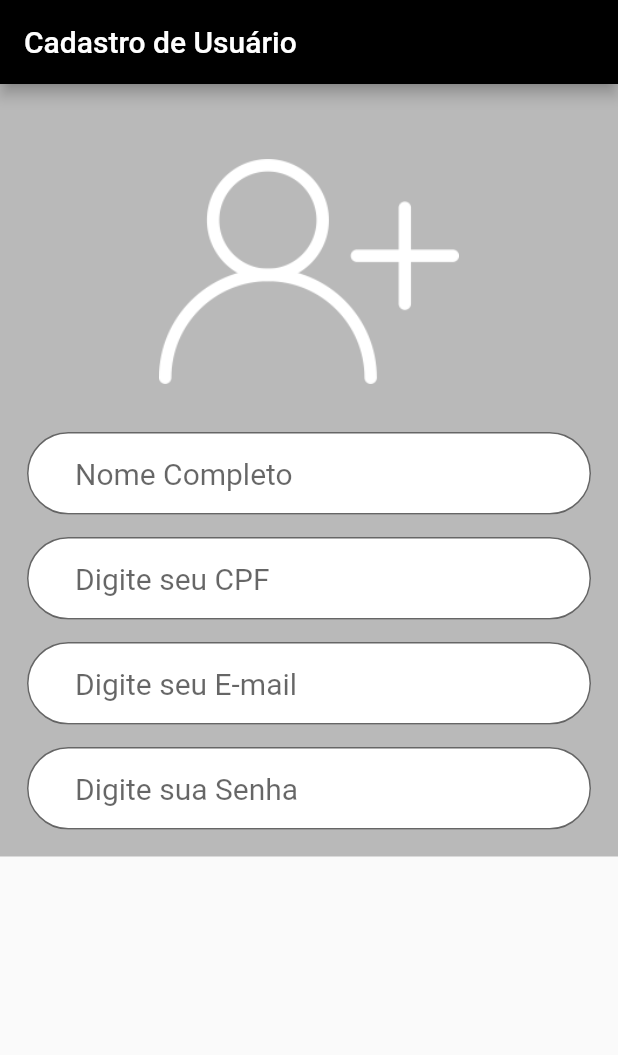
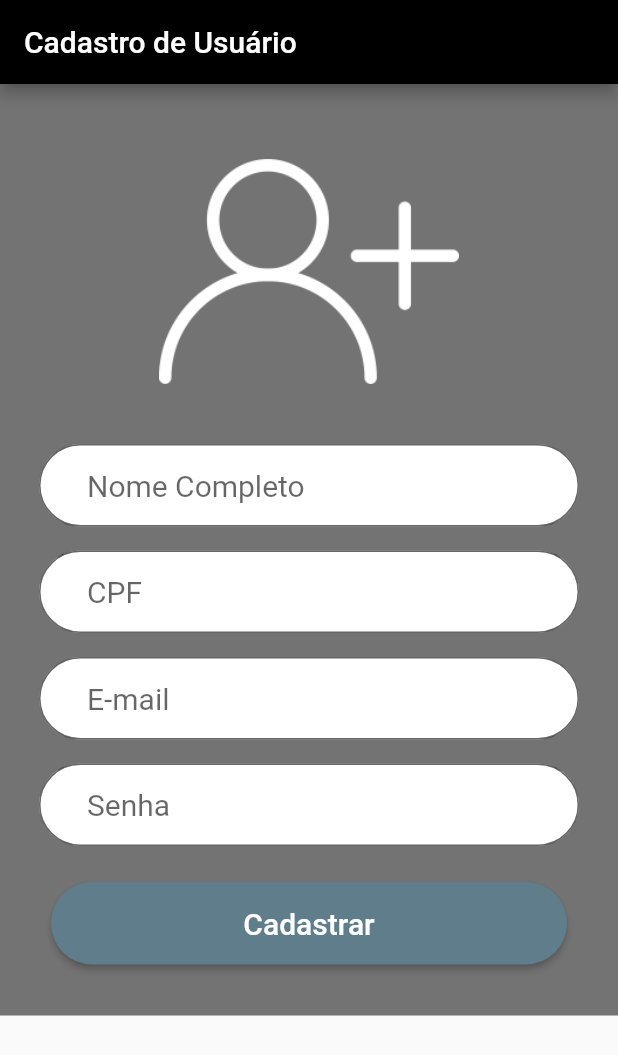
Before and after one commit to LucasMartins007/curso_flutter, a Flutter app: the screen it shows after launch, on a phone screen of 412 x 824 dp. Shown: the top 1055 px of the screen. Run offline on Flutter 3.47's test engine with Material 2 defaults, Android fonts, the phone set to English and light mode, and no system bars; our stand-ins replace brasil_fields; missing offline and left inert: validadores.

Commit message:
Exercicio de criação de formulário

```diff
--- a/caixa_texto/lib/CadastroUsuario.dart
+++ b/caixa_texto/lib/CadastroUsuario.dart
@@ -1,8 +1,10 @@
-import 'dart:ui';
-
+import 'package:brasil_fields/brasil_fields.dart';
 import 'package:flutter/cupertino.dart';
 import 'package:flutter/material.dart';
+import 'package:flutter/services.dart';
 import 'package:validadores/Validador.dart';
+
+import 'Home.dart';
 
 class CadastroUsuario extends StatefulWidget {
   @override
@@ -10,9 +12,15 @@ class CadastroUsuario extends StatefulWidget {
 }
 
 class _CadastroUsuarioState extends State<CadastroUsuario> {
+  final _formKey = GlobalKey<FormState>();
+
+  void _irParaHome() {
+//Navegação de tela
+    Navigator.push(context, MaterialPageRoute(builder: (context) => Home()));
+  }
 
   TextEditingController _controllerNome = TextEditingController();
-  TextEditingController _controllerCpf = TextEditingController();
+  TextEditingController _controllerCPF = TextEditingController();
   TextEditingController _controllerEmail = TextEditingController();
   TextEditingController _controllerSenha = TextEditingController();
 
@@ -25,118 +33,139 @@ class _CadastroUsuarioState extends State<CadastroUsuario> {
       ),
       body: Container(
         padding: EdgeInsets.all(18),
-        decoration: BoxDecoration(color: Colors.black26),
+        decoration: BoxDecoration(color: Colors.black54),
         child: Form(
+            key: _formKey,
             child: SingleChildScrollView(
               child: Column(
-              crossAxisAlignment: CrossAxisAlignment.stretch,
+                crossAxisAlignment:
+                CrossAxisAlignment.stretch, //alinhamento em alongamento
                 children: <Widget>[
                   Padding(
                     padding: EdgeInsets.all(32),
-                  child: Image.asset("imagens/usuario.png", height: 150, width: 150,),
+                    child: Image.asset(
+                      "imagens/usuario.png",
+                      height: 150,
+                      width: 150,
+                    ),
                   ),
                   Padding(
-                    padding: EdgeInsets.all(0),
+                    padding: EdgeInsets.all(8),
                     child: TextFormField(
                       controller: _controllerNome,
                       keyboardType: TextInputType.text,
-                    style: TextStyle(fontSize: 20),
+                      style: TextStyle(fontSize: 20, color: Colors.black),
                       decoration: InputDecoration(
                         contentPadding: EdgeInsets.fromLTRB(32, 16, 32, 16),
                         hintText: "Nome Completo",
                         fillColor: Colors.white,
                         filled: true,
                         border: OutlineInputBorder(
-                        borderRadius: BorderRadius.circular(32)
-                      )
-                    ),
-                    validator: (valor) {
-                      if(valor!.isEmpty){
-                        return "o nome é obrigatório!";
-                      }
-                      if(valor.length < 3){
-                        return "Digite um nome de ao menos três caracteres!";
-                      }
-                      return null;
-                    },
-                  )
-                ),
-                Padding(
-                    padding: EdgeInsets.fromLTRB(0, 15, 0, 0),
-                    child: TextFormField(
-                      controller: _controllerCpf,
-                      keyboardType: TextInputType.number,
-                      style: TextStyle(fontSize: 20),
-                      decoration: InputDecoration(
-                          contentPadding: EdgeInsets.fromLTRB(32, 16, 32, 16),
-                          hintText: "Digite seu CPF",
-                          fillColor: Colors.white,
-                          filled: true,
-                          border: OutlineInputBorder(
-                              borderRadius: BorderRadius.circular(32)
-                          )
+                            borderRadius: BorderRadius.circular(32)),
                       ),
                       validator: (valor) {
                         return Validador()
                             .add(Validar.OBRIGATORIO,
                             msg: "Este campo é obrigatório!")
-                            .add(Validar.CPF, msg: "Cpf não é válido!")
+                            .minLength(3)
                             .valido(valor);
                       },
-                    )
+                    ),
                   ),
                   Padding(
-                    padding: EdgeInsets.fromLTRB(0, 15, 0, 0),
+                    padding: EdgeInsets.all(8),
                     child: TextFormField(
-                      controller: _controllerEmail,
-                      keyboardType: TextInputType.emailAddress,
-                      style: TextStyle(fontSize: 20),
+                      controller: _controllerCPF,
+                      keyboardType: TextInputType.text,
+                      inputFormatters: [
+                        WhitelistingTextInputFormatter.digitsOnly,
+                        CpfInputFormatter()
+                      ],
+                      style: TextStyle(fontSize: 20, color: Colors.black),
                       decoration: InputDecoration(
                         contentPadding: EdgeInsets.fromLTRB(32, 16, 32, 16),
-                          hintText: "Digite seu E-mail",
+                        hintText: "CPF",
                         fillColor: Colors.white,
                         filled: true,
                         border: OutlineInputBorder(
-                              borderRadius: BorderRadius.circular(32)
-                          )
+                            borderRadius: BorderRadius.circular(32)),
                       ),
                       validator: (valor) {
                         return Validador()
                             .add(Validar.OBRIGATORIO,
                             msg: "Este campo é obrigatório!")
-                            .add(Validar.EMAIL, msg: "Email não é válido!")
+                            .add(Validar.CPF, msg: "CPF não é valido!")
                             .valido(valor);
                       },
-                    )
+                    ),
                   ),
                   Padding(
-                    padding: EdgeInsets.fromLTRB(0, 15, 0, 0),
+                    padding: EdgeInsets.all(8),
                     child: TextFormField(
-                      controller: _controllerSenha,
-                      keyboardType: TextInputType.text,
-                      style: TextStyle(fontSize: 20),
+                      controller: _controllerEmail,
+                      keyboardType: TextInputType.emailAddress,
+                      style: TextStyle(fontSize: 20, color: Colors.black),
                       decoration: InputDecoration(
                         contentPadding: EdgeInsets.fromLTRB(32, 16, 32, 16),
-                          hintText: "Digite sua Senha",
+                        hintText: "E-mail",
                         fillColor: Colors.white,
                         filled: true,
                         border: OutlineInputBorder(
-                              borderRadius: BorderRadius.circular(32)
-                          )
+                            borderRadius: BorderRadius.circular(32)),
                       ),
                       validator: (valor) {
                         return Validador()
                             .add(Validar.OBRIGATORIO,
                             msg: "Este campo é obrigatório!")
-                            .add(Validar.EMAIL, msg: "Email não é válido!")
+                            .add(Validar.EMAIL, msg: "E-mail não é valido!")
                             .valido(valor);
                       },
+                    ),
+                  ),
+                  Padding(
+                    padding: EdgeInsets.all(8),
+                    child: TextFormField(
+                      controller: _controllerSenha,
+                      obscureText: true,
+                      keyboardType: TextInputType.visiblePassword,
+                      style: TextStyle(fontSize: 20, color: Colors.black),
+                      decoration: InputDecoration(
+                        contentPadding: EdgeInsets.fromLTRB(32, 16, 32, 16),
+                        hintText: "Senha",
+                        fillColor: Colors.white,
+                        filled: true,
+                        border: OutlineInputBorder(
+                            borderRadius: BorderRadius.circular(32)),
+                      ),
+                      validator: (valor) {
+                        return Validador()
+                            .add(Validar.OBRIGATORIO,
+                            msg: "Este campo é obrigatório!")
+                            .valido(valor);
+                      },
+                    ),
+                  ),
+                  Padding(
+                    padding: EdgeInsets.all(16),
+                    child: RaisedButton(
+                      child: Text(
+                        "Cadastrar",
+                        style: TextStyle(color: Colors.white, fontSize: 20),
+                      ),
+                      color: Colors.blueGrey,
+                      padding: EdgeInsets.fromLTRB(32, 16, 32, 16),
+                      shape: RoundedRectangleBorder(
+                          borderRadius: BorderRadius.circular(32)),
+                      onPressed: () {
+                        if (_formKey.currentState!.validate()) {
+                          _irParaHome();
+                        }
+                      },
+                    ),
                   )
-                ),
                 ],
               ),
-          ),
-        ),
+            )),
       ),
     );
   }
--- a/caixa_texto/pubspec.yaml
+++ b/caixa_texto/pubspec.yaml
@@ -29,6 +29,7 @@ dependencies:
   # Use with the CupertinoIcons class for iOS style icons.
   cupertino_icons: ^1.0.2
   validadores: ^0.0.1
+  brasil_fields: 1.1.2
 
 dev_dependencies:
   flutter_test:
```
Also changed, not shown: caixa_texto/lib/Home.dart (added, +27 -0 lines), caixa_texto/pubspec.lock. Lines whose indentation alone changed are shown as unchanged.
